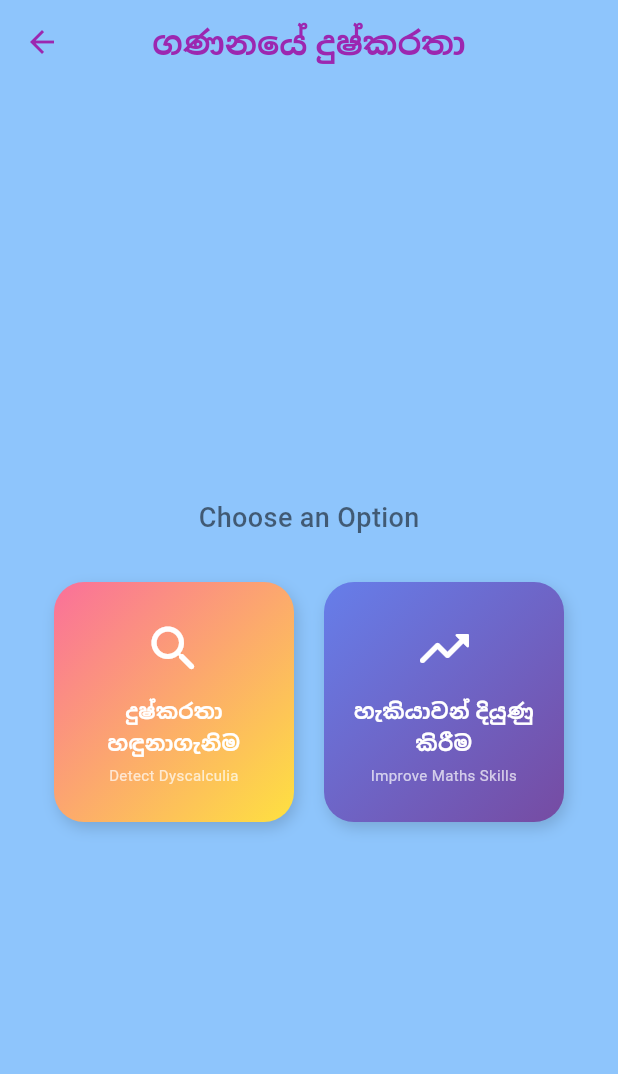
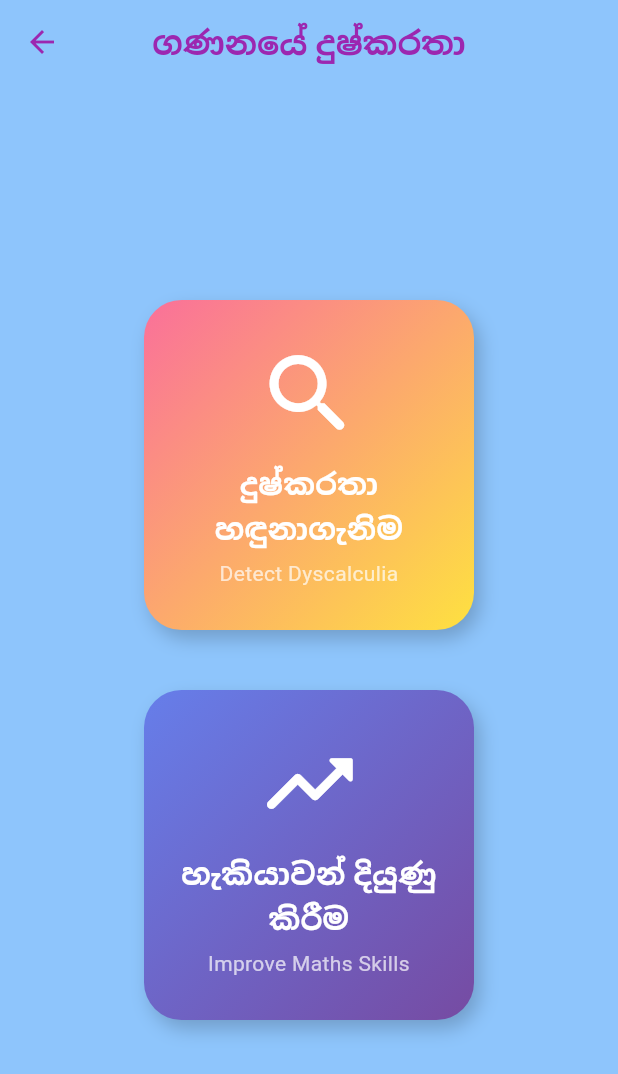
Before and after one commit to anupamamaheepala/RP_Frontend, a Flutter app: the DyscalculiaPage screen opened directly, on a phone screen of 412 x 824 dp. Shown: the top 1074 px of the screen. Run offline on Flutter 3.47's test engine with Material 3 defaults, Android fonts, the phone set to English and light mode, and no system bars; missing offline and left inert: record.

Commit message:
update dyscal pages

```diff
--- a/lib/config.dart
+++ b/lib/config.dart
@@ -1,8 +1,8 @@
 
 //ANUPAMA
-class Config {
-  static const baseUrl = "https://rp-backend-production-afe6.up.railway.app";
-}
+//class Config {
+//  static const baseUrl = "https://rp-backend-production-afe6.up.railway.app";
+//}
 
 //SADITH
 //class Config {
--- a/lib/pages/dyscalculia_page.dart
+++ b/lib/pages/dyscalculia_page.dart
@@ -17,40 +17,42 @@ class DyscalculiaPage extends StatelessWidget {
     return GestureDetector(
       onTap: onTap,
       child: Container(
-        width: 160,
-        height: 160,
-        padding: const EdgeInsets.all(16),
+        // FIXED: Increased size from 200 to 220 to prevent overflow
+        width: 220,
+        height: 220,
+        padding: const EdgeInsets.all(20),
         decoration: BoxDecoration(
           gradient: gradient,
-          borderRadius: BorderRadius.circular(20),
+          borderRadius: BorderRadius.circular(25),
           boxShadow: [
             BoxShadow(
-              color: Colors.black.withOpacity(0.15),
-              blurRadius: 8,
-              offset: const Offset(2, 4),
+              color: Colors.black.withOpacity(0.2),
+              blurRadius: 10,
+              offset: const Offset(4, 6),
             ),
           ],
         ),
         child: Column(
           mainAxisAlignment: MainAxisAlignment.center,
           children: [
-            Icon(icon, size: 40, color: Colors.white),
-            const SizedBox(height: 12),
+            Icon(icon, size: 70, color: Colors.white),
+            // Adjusted spacing slightly to fit content better
+            const SizedBox(height: 10),
             Text(
               titleSi,
               textAlign: TextAlign.center,
               style: const TextStyle(
-                fontSize: 14, // Slightly smaller to fit Sinhala text
+                fontSize: 20,
                 fontWeight: FontWeight.bold,
                 color: Colors.white,
               ),
             ),
-            const SizedBox(height: 4),
+            const SizedBox(height: 5),
             Text(
               titleEn,
               textAlign: TextAlign.center,
               style: const TextStyle(
-                fontSize: 10,
+                fontSize: 14,
                 color: Colors.white70,
               ),
             ),
@@ -63,7 +65,6 @@ class DyscalculiaPage extends StatelessWidget {
   @override
   Widget build(BuildContext context) {
     return Scaffold(
-      // Matching the Home Page background color
       backgroundColor: const Color(0xFF8EC5FC),
       appBar: AppBar(
         backgroundColor: Colors.transparent,
@@ -79,32 +80,23 @@ class DyscalculiaPage extends StatelessWidget {
         centerTitle: true,
       ),
       body: Center(
+        child: SingleChildScrollView(
           child: Padding(
             padding: const EdgeInsets.all(16.0),
             child: Column(
               mainAxisAlignment: MainAxisAlignment.center,
               children: [
-              const Text(
-                "Choose an Option",
-                style: TextStyle(
-                  fontSize: 18,
-                  fontWeight: FontWeight.w500,
-                  color: Colors.black54,
-                ),
-              ),
-              const SizedBox(height: 30),
+                // REMOVED: "Choose an Option" text was here
 
-              // Row containing the two square buttons
-              Row(
-                mainAxisAlignment: MainAxisAlignment.spaceEvenly,
-                children: [
+                const SizedBox(height: 20),
+
                 // Button 1: Detect Dyscalculia
                 _buildSquareButton(
                   context: context,
                   titleSi: 'දුෂ්කරතා හඳුනාගැනිම',
                   titleEn: 'Detect Dyscalculia',
                   icon: Icons.search_rounded,
-                    gradient: AppGradients.mathDetect, // Pink/Yellow
+                  gradient: AppGradients.mathDetect,
                   onTap: () {
                     Navigator.push(
                       context,
@@ -115,13 +107,15 @@ class DyscalculiaPage extends StatelessWidget {
                   },
                 ),
 
+                const SizedBox(height: 40), // Spacing between vertical buttons
+
                 // Button 2: Improve Skills
                 _buildSquareButton(
                   context: context,
                   titleSi: 'හැකියාවන් දියුණු කිරීම',
                   titleEn: 'Improve Maths Skills',
                   icon: Icons.trending_up_rounded,
-                    gradient: AppGradients.mathImprove, // Purple/Blue
+                  gradient: AppGradients.mathImprove,
                   onTap: () {
                     Navigator.push(
                       context,
@@ -131,9 +125,10 @@ class DyscalculiaPage extends StatelessWidget {
                     );
                   },
                 ),
+
+                const SizedBox(height: 20),
               ],
             ),
-            ],
           ),
         ),
       ),
```
Lines whose indentation alone changed are shown as unchanged.
